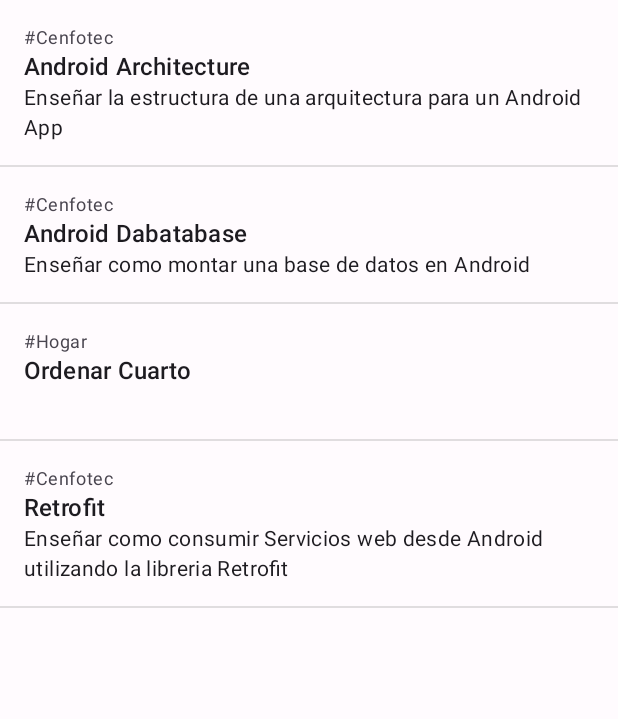
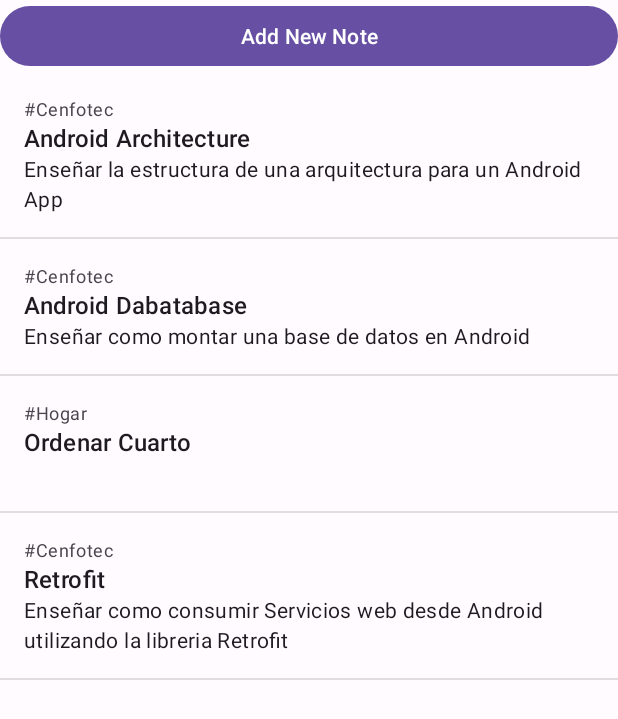
Before and after one commit to jramicr/Notes, an Android app: the screen it shows after launch (MainActivity), on a phone screen of 412 x 824 dp. Shown: the top 719 px of the screen. Run offline under Robolectric (Android 15) with nearby library versions, the phone set to English and light mode, and no system bars.

Commit message:
Delete and add to list
Add to list is half done

```diff
--- a/app/src/main/java/com/gquesada/notes/data/mappers/TagMapper.kt
+++ b/app/src/main/java/com/gquesada/notes/data/mappers/TagMapper.kt
@@ -4,9 +4,13 @@ import com.gquesada.notes.data.models.LocalTag
 import com.gquesada.notes.domain.models.TagModel
 
 object TagMapper {
-
     fun LocalTag.toTag(): TagModel = TagModel(
         id = this.id,
         title = this.title
     )
+
+    fun TagModel.toLocalTag(): LocalTag = LocalTag(
+        id = this.id,
+        title = this.title
+    )
 }
--- a/app/src/main/java/com/gquesada/notes/data/repositories/NoteRepositoryImpl.kt
+++ b/app/src/main/java/com/gquesada/notes/data/repositories/NoteRepositoryImpl.kt
@@ -1,6 +1,7 @@
 package com.gquesada.notes.data.repositories
 
 import com.gquesada.notes.data.datasources.LocalNoteDataSource
+import com.gquesada.notes.data.mappers.NoteMapper.toLocalNote
 import com.gquesada.notes.data.mappers.NoteMapper.toNote
 import com.gquesada.notes.domain.models.NoteModel
 import com.gquesada.notes.domain.repositories.NoteRepository
@@ -12,5 +13,11 @@ class NoteRepositoryImpl(
     override fun getAllNotes(): List<NoteModel> =
         localNoteDataSource.getAllNotes()
             .map { item -> item.toNote() }
+    override fun deleteNote(id: Int) {
+        localNoteDataSource.deleteNote(id)
+    }
 
+    override fun addNote(note: NoteModel) {
+        localNoteDataSource.addNote(note.toLocalNote())
+    }
 }
--- a/app/src/main/java/com/gquesada/notes/domain/repositories/NoteRepository.kt
+++ b/app/src/main/java/com/gquesada/notes/domain/repositories/NoteRepository.kt
@@ -5,4 +5,6 @@ import com.gquesada.notes.domain.models.NoteModel
 interface NoteRepository {
 
     fun getAllNotes(): List<NoteModel>
+    fun deleteNote(id: Int)
+    fun addNote(note: NoteModel)
 }
--- /dev/null
+++ b/app/src/main/java/com/gquesada/notes/domain/usecases/DeleteNotesUseCase.kt
@@ -0,0 +1,11 @@
+package com.gquesada.notes.domain.usecases
+
+import com.gquesada.notes.domain.repositories.NoteRepository
+
+class DeleteNotesUseCase(
+    private val noteRepository: NoteRepository
+) {
+    fun execute(id: Int) {
+        noteRepository.deleteNote(id)
+    }
+}
--- a/app/src/main/java/com/gquesada/notes/ui/notes/NoteListFragment.kt
+++ b/app/src/main/java/com/gquesada/notes/ui/notes/NoteListFragment.kt
@@ -5,6 +5,7 @@ import androidx.fragment.app.Fragment
 import android.view.LayoutInflater
 import android.view.View
 import android.view.ViewGroup
+import android.widget.Button
 import android.widget.Toast
 import androidx.lifecycle.ViewModelProvider
 import androidx.recyclerview.widget.DividerItemDecoration
@@ -26,6 +27,7 @@ class NoteListFragment : Fragment() {
             onItemLongClicked = { item -> onListItemClicked(item) }
         )
     }
+    private lateinit var addNoteButton: Button
 
     override fun onCreateView(
         inflater: LayoutInflater,
@@ -46,6 +48,10 @@ class NoteListFragment : Fragment() {
 
     private fun initViews(view: View) {
         with(view) {
+            addNoteButton = findViewById<Button>(R.id.btn_add_note)
+            addNoteButton.setOnClickListener {
+                navigateToFragment(NoteAddFragment())
+            }
             notesRecyclerView = findViewById(R.id.notes_list)
             notesRecyclerView.adapter = adapter
             notesRecyclerView.addItemDecoration(
@@ -67,6 +73,12 @@ class NoteListFragment : Fragment() {
 
     private fun onListItemClicked(noteModel: NoteModel) {
         Toast.makeText(context, "${noteModel.title} was clicked", Toast.LENGTH_LONG).show()
-        // Todo remove item
+        viewModel.deleteNote(noteModel.id)
+    }
+
+    private fun navigateToFragment(fragment: Fragment) {
+        parentFragmentManager.beginTransaction()
+            .replace(R.id.fragment_container, fragment)
+            .commit()
     }
 }
--- a/app/src/main/java/com/gquesada/notes/ui/notes/viewmodels/NoteListViewModel.kt
+++ b/app/src/main/java/com/gquesada/notes/ui/notes/viewmodels/NoteListViewModel.kt
@@ -7,18 +7,31 @@ import com.gquesada.notes.data.datasources.LocalNoteDataSource
 import com.gquesada.notes.data.repositories.NoteRepositoryImpl
 import com.gquesada.notes.domain.models.NoteModel
 import com.gquesada.notes.domain.repositories.NoteRepository
+import com.gquesada.notes.domain.usecases.DeleteNotesUseCase
 import com.gquesada.notes.domain.usecases.GetNotesUseCase
 
 class NoteListViewModel : ViewModel() {
     private val dataSource = LocalNoteDataSource()
     private val repository: NoteRepository = NoteRepositoryImpl(dataSource)
     private val getNotesUseCase = GetNotesUseCase(repository)
+    private val deleteNotesUseCase = DeleteNotesUseCase(repository)
 
     private val _noteListLiveData = MutableLiveData<List<NoteModel>>()
     val noteListLiveData: LiveData<List<NoteModel>>
         get() = _noteListLiveData
 
     fun onViewReady() {
+//        val list = getNotesUseCase.execute()
+//        _noteListLiveData.value = list
+        getLatestNoteList()
+    }
+
+    fun deleteNote(id: Int) {
+        deleteNotesUseCase.execute(id)
+        getLatestNoteList()
+    }
+
+    private fun getLatestNoteList() {
         val list = getNotesUseCase.execute()
         _noteListLiveData.value = list
     }
--- a/app/src/main/res/layout/fragment_note_list.xml
+++ b/app/src/main/res/layout/fragment_note_list.xml
@@ -1,15 +1,30 @@
 <?xml version="1.0" encoding="utf-8"?>
-<androidx.constraintlayout.widget.ConstraintLayout xmlns:android="http://schemas.android.com/apk/res/android"
+<androidx.core.widget.NestedScrollView xmlns:android="http://schemas.android.com/apk/res/android"
+    android:layout_width="match_parent"
+    android:layout_height="match_parent"
+    xmlns:app="http://schemas.android.com/apk/res-auto">
+    <androidx.constraintlayout.widget.ConstraintLayout
         xmlns:tools="http://schemas.android.com/tools"
         android:layout_width="match_parent"
-    android:layout_height="match_parent"
+        android:layout_height="wrap_content"
         tools:context=".ui.notes.NoteListFragment">
 
+        <Button
+            android:id="@+id/btn_add_note"
+            android:layout_width="match_parent"
+            android:layout_height="wrap_content"
+            app:layout_constraintTop_toTopOf="parent"
+            android:text="@string/add_new_note"/>
 
+        <!--    Investigar recyrcler view-->
         <androidx.recyclerview.widget.RecyclerView
             android:id="@+id/notes_list"
             android:layout_width="match_parent"
             android:layout_height="match_parent"
+            app:layout_constraintTop_toBottomOf="@id/btn_add_note"
+            app:layout_constraintBottom_toBottomOf="parent"
             tools:listitem="@layout/note_item_layout"
-        tools:itemCount="10"/>
+            tools:itemCount="18"/>
     </androidx.constraintlayout.widget.ConstraintLayout>
+
+</androidx.core.widget.NestedScrollView>
--- a/app/src/main/res/values/dimens.xml
+++ b/app/src/main/res/values/dimens.xml
@@ -1,4 +1,6 @@
 <?xml version="1.0" encoding="utf-8"?>
 <resources>
     <dimen name="note_item_padding">16dp</dimen>
+    <dimen name="normal_padding">24dp</dimen>
+    <dimen name="bth_height">64dp</dimen>
 </resources>
```
Also changed, not shown: app/src/main/java/com/gquesada/notes/data/mappers/NoteMapper.kt (+11 -1 lines), app/src/main/java/com/gquesada/notes/domain/usecases/AddNoteUseCase.kt (added, +12 -0 lines), app/src/main/java/com/gquesada/notes/ui/notes/NoteAddFragment.kt (added, +61 -0 lines), app/src/main/java/com/gquesada/notes/ui/notes/viewmodels/NoteAddViewModel.kt (added, +17 -0 lines), app/src/main/res/layout/fragment_note_add.xml (added, +107 -0 lines), app/src/main/res/values/strings.xml (+10 -0 lines), 1 other file. Lines whose indentation alone changed are shown as unchanged.
